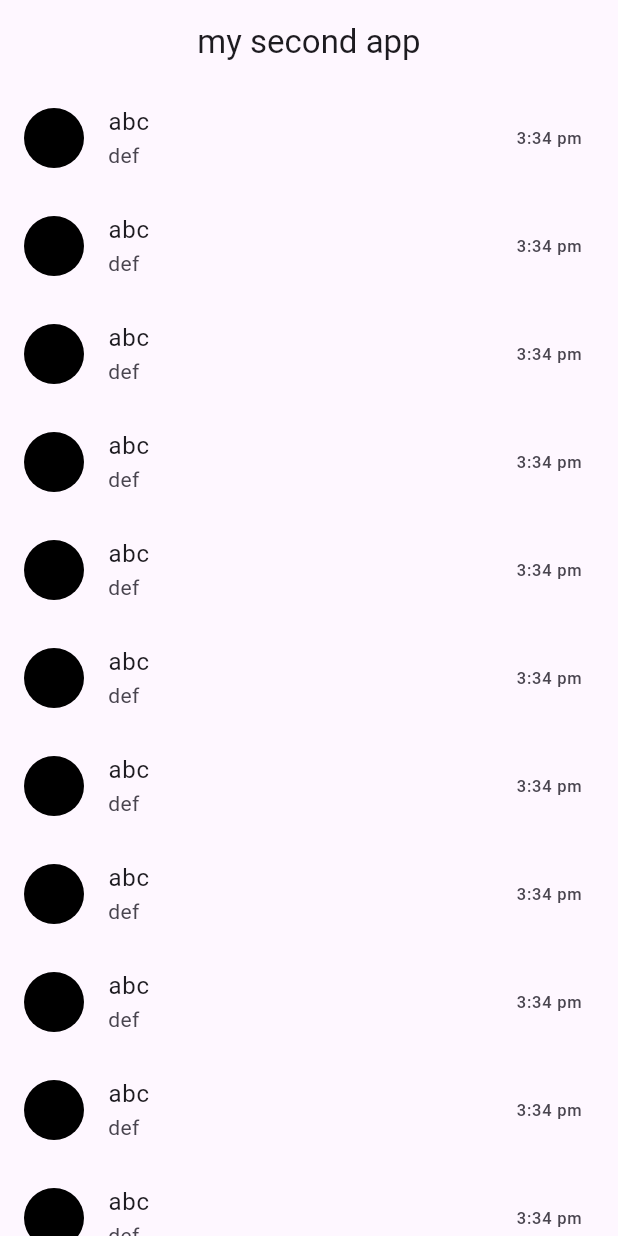
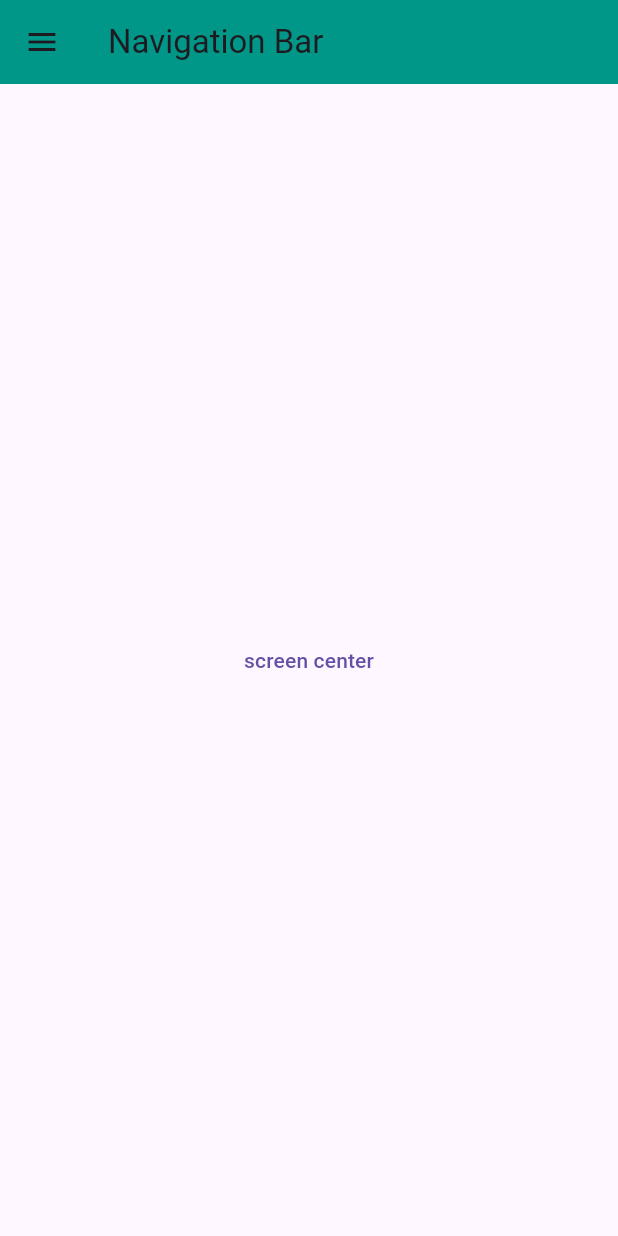
Before and after one commit to Muhammad-Adnan11/Second-flutter-App, a Flutter app: the screen it shows after launch, on a phone screen of 412 x 824 dp. Run offline on Flutter 3.47's test engine with Material 3 defaults, Android fonts, the phone set to English and light mode, and no system bars; our stand-ins replace device_preview.

Commit message:
fouth commit

```diff
--- /dev/null
+++ b/lib/home_screen.dart
@@ -0,0 +1,59 @@
+import 'package:flutter/material.dart';
+import 'package:my_second_app/screen_two.dart';
+
+class home_screen extends StatefulWidget {
+  const home_screen({super.key});
+
+  @override
+  State<home_screen> createState() => _home_screenState();
+}
+
+class _home_screenState extends State<home_screen> {
+  @override
+  Widget build(BuildContext context) {
+    return Scaffold(
+      appBar: AppBar(
+        title: const Text('Navigation Bar'),
+        backgroundColor: Colors.teal,
+      ),
+      drawer: Drawer(
+        child: ListView(
+          padding: EdgeInsets.zero,
+          children: [
+            const UserAccountsDrawerHeader(
+                currentAccountPicture: CircleAvatar(
+                  backgroundImage: NetworkImage('https://www.google.com/url?sa=i&url=https%3A%2F%2Fstatusneo.com%2Ffrom-pixels-to-reality-how-ai-generated-images-are-revolutionizing-industries%2F&psig=AOvVaw1fQTqA2TgNm7gqNwjZkRVJ&ust=1710585862234000&source=images&cd=vfe&opi=89978449&ved=0CBMQjRxqFwoTCLCTlPer94QDFQAAAAAdAAAAABAE'),
+                ),
+                accountName: Text('Adnan shah'),
+                accountEmail: Text("adnankhalil984@gmail.com")),
+            ListTile(
+              leading: const Icon(Icons.home),
+              title: const Text('page 1'),
+              onTap: () {},
+            ),
+            ListTile(
+              leading: const Icon(Icons.login),
+              title: const Text('login'),
+              onTap: () {},
+            ),
+            ListTile(
+              leading: const Icon(Icons.logout),
+              title: const Text('Logout'),
+              onTap: () {},
+            ),
+          ],
+        ),
+      ),
+      body: Column(mainAxisAlignment: MainAxisAlignment.center, crossAxisAlignment: CrossAxisAlignment.center, children: [
+        Center(
+          child: TextButton(
+            onPressed: () {
+              Navigator.push(context, MaterialPageRoute(builder: (context) => home_two()));
+            },
+            child: const Text('screen center'),
+          ),
+        )
+      ]),
+    );
+  }
+}
--- a/lib/main.dart
+++ b/lib/main.dart
@@ -1,11 +1,12 @@
 import 'package:flutter/foundation.dart';
 import 'package:flutter/material.dart';
 import 'package:device_preview/device_preview.dart';
+import 'package:my_second_app/home_screen.dart';
 
 void main() => runApp(
       DevicePreview(
         enabled: !kReleaseMode,
-        builder: (context) => MyApp(), // Wrap your app
+        builder: (context) => const MyApp(), // Wrap your app
       ),
     );
 
@@ -16,28 +17,33 @@ class MyApp extends StatelessWidget {
   @override
   Widget build(BuildContext context) {
     return MaterialApp(
-      home: Scaffold(
-        appBar: AppBar(
-          title: Center(child: Text('my second app')),
-        ),
-        body: Column(mainAxisAlignment: MainAxisAlignment.center, crossAxisAlignment: CrossAxisAlignment.center, children: [
-          Expanded(
-            child: ListView.builder(
-                itemCount: 100,
-                itemBuilder: (context, index) {
-                  return const ListTile(
-                    leading: CircleAvatar(
-                      backgroundColor: Colors.black,
-                      //flutter runbackgroundImage: NetworkImage( ),
-                    ),
-                    title: Text('abc'),
-                    subtitle: Text('def'),
-                    trailing: Text('3:34 pm'),
-                  );
-                }),
-          ),
-        ]),
+      title: 'first demo',
+      theme: ThemeData(
+        primarySwatch: Colors.blue,
       ),
+      home: home_screen(),
+      // home: Scaffold(
+      //   appBar: AppBar(
+      //     title: Center(child: Text('my second app')),
+      //   ),
+      //   body: Column(mainAxisAlignment: MainAxisAlignment.center, crossAxisAlignment: CrossAxisAlignment.center, children: [
+      //     Expanded(
+      //       child: ListView.builder(
+      //           itemCount: 100,
+      //           itemBuilder: (context, index) {
+      //             return const ListTile(
+      //               leading: CircleAvatar(
+      //                 backgroundColor: Colors.black,
+      //                 //flutter runbackgroundImage: NetworkImage( ),
+      //               ),
+      //               title: Text('abc'),
+      //               subtitle: Text('def'),
+      //               trailing: Text('3:34 pm'),
+      //             );
+      //           }),
+      //     ),
+      //   ]),
+      // ),
     );
   }
 }
```
Also changed, not shown: lib/screen_two.dart (added, +40 -0 lines).
